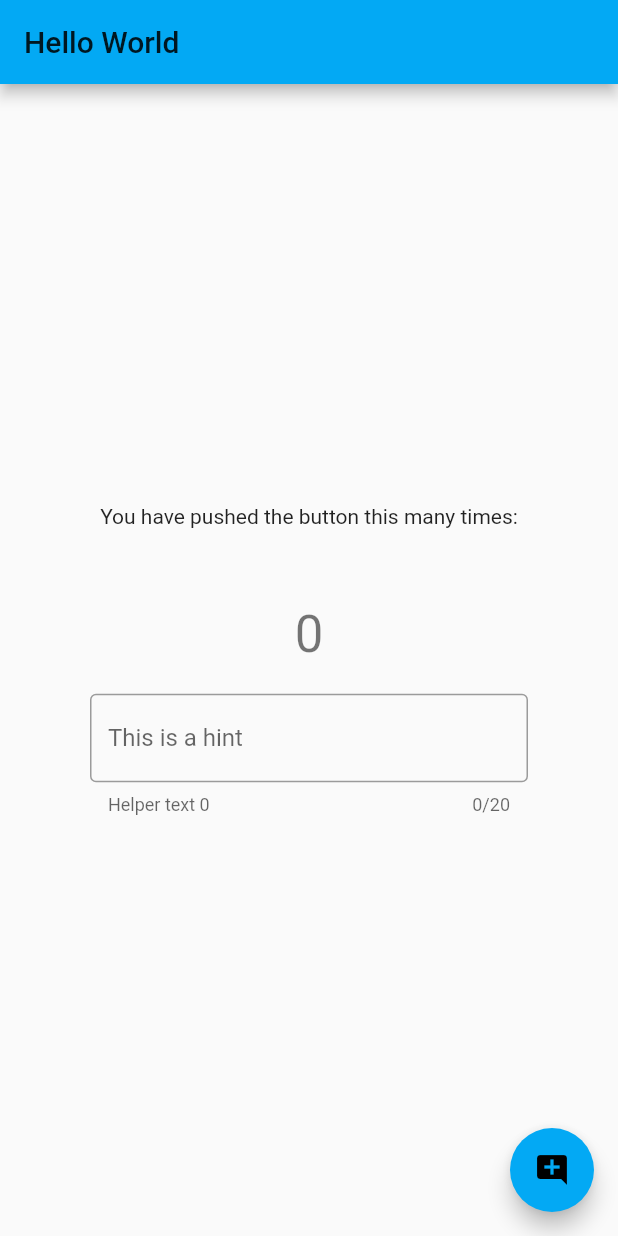
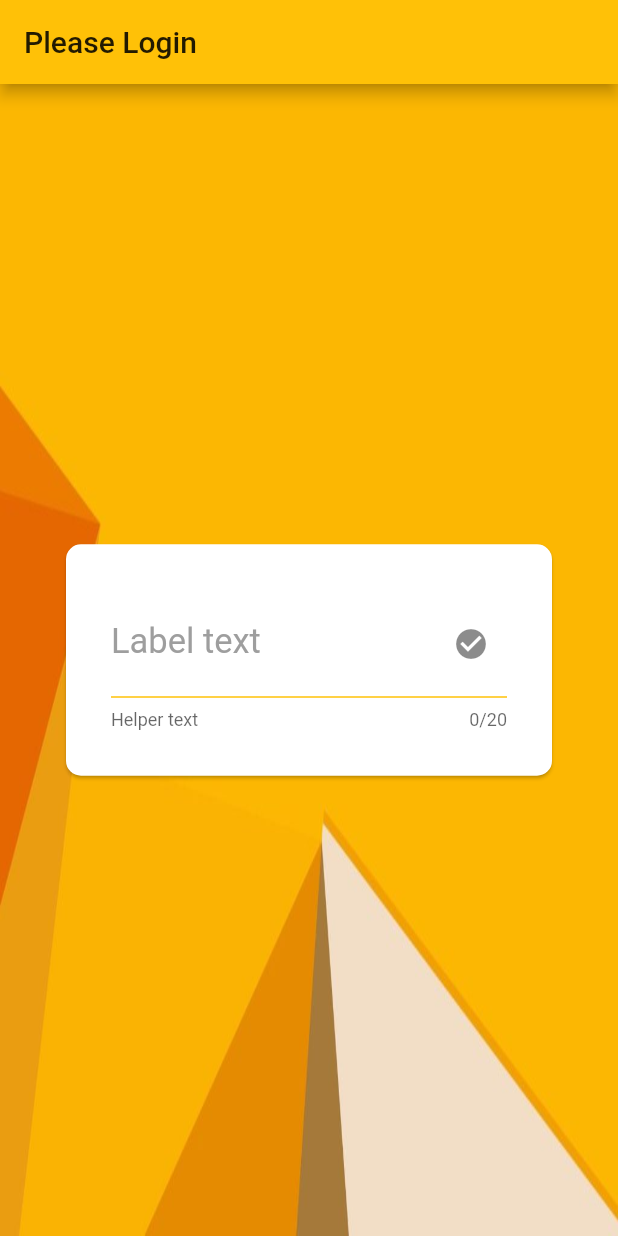
Before and after one commit to Adishar93/Flutter_Firebase_App, a Flutter app: the screen it shows after launch, on a phone screen of 412 x 824 dp. Run offline on Flutter 3.47's test engine with Material 2 defaults, Android fonts, the phone set to English and light mode, and no system bars.

Commit message:
Started building Login Screen

```diff
--- a/lib/main.dart
+++ b/lib/main.dart
@@ -21,117 +21,107 @@ class MyApp extends StatelessWidget {
         // or simply save your changes to "hot reload" in a Flutter IDE).
         // Notice that the counter didn't reset back to zero; the application
         // is not restarted.
-        primarySwatch: Colors.lightBlue,
+        primarySwatch: Colors.amber,
         // This makes the visual density adapt to the platform that you run
         // the app on. For desktop platforms, the controls will be smaller and
         // closer together (more dense) than on mobile platforms.
         visualDensity: VisualDensity.adaptivePlatformDensity,
       ),
-      home: MyHomePage(title: 'Hello World'),
+      home: MyHomePage(title: 'Please Login'),
     );
   }
 }
 
-class MyHomePage extends StatefulWidget {
+class MyHomePage extends StatefulWidget
+{
+
     MyHomePage({Key key, this.title}) : super(key: key);
-
-  // This widget is the home page of your application. It is stateful, meaning
-  // that it has a State object (defined below) that contains fields that affect
-  // how it looks.
-
-  // This class is the configuration for the state. It holds the values (in this
-  // case the title) provided by the parent (in this case the App widget) and
-  // used by the build method of the State. Fields in a Widget subclass are
-  // always marked "final".
-
     final String title;
 
   @override
   _MyHomePageState createState() => _MyHomePageState();
+
 }
 
 class _MyHomePageState extends State<MyHomePage> {
-  int _counter = 0;
-
-  void _incrementCounter() {
-    setState(() {
-      // This call to setState tells the Flutter framework that something has
-      // changed in this State, which causes it to rerun the build method below
-      // so that the display can reflect the updated values. If we changed
-      // _counter without calling setState(), then the build method would not be
-      // called again, and so nothing would appear to happen.
-      _counter++;
-    });
-  }
-
   @override
   Widget build(BuildContext context) {
-    // This method is rerun every time setState is called, for instance as done
-    // by the _incrementCounter method above.
-    //
-    // The Flutter framework has been optimized to make rerunning build methods
-    // fast, so that you can just rebuild anything that needs updating rather
-    // than having to individually change instances of widgets.
+
     return Scaffold(
       appBar: AppBar(
         // Here we take the value from the MyHomePage object that was created by
         // the App.build method, and use it to set our appbar title.
         title: Text(widget.title),
       ),
-      body: Center(
-        // Center is a layout widget. It takes a single child and positions it
-        // in the middle of the parent.
-        child: Column(
-          // Column is also a layout widget. It takes a list of children and
-          // arranges them vertically. By default, it sizes itself to fit its
-          // children horizontally, and tries to be as tall as its parent.
-          //
-          // Invoke "debug painting" (press "p" in the console, choose the
-          // "Toggle Debug Paint" action from the Flutter Inspector in Android
-          // Studio, or the "Toggle Debug Paint" command in Visual Studio Code)
-          // to see the wireframe for each widget.
-          //
-          // Column has various properties to control how it sizes itself and
-          // how it positions its children. Here we use mainAxisAlignment to
-          // center the children vertically; the main axis here is the vertical
-          // axis because Columns are vertical (the cross axis would be
-          // horizontal).
-          mainAxisAlignment: MainAxisAlignment.center,
-          children: <Widget>[
-           Padding(
-             padding: EdgeInsets.fromLTRB(0, 20, 0, 50),
-             child:Text(
-              'You have pushed the button this many times:',
-            ),),
-            Text(
-              '$_counter',
-              style: Theme.of(context).textTheme.headline4,
+
+
+      body:
+      Stack(
+        children: [Container(
+          height: double.infinity,
+          width: double.infinity,
+          decoration: BoxDecoration(
+            image: DecorationImage(
+                image: AssetImage("assets/images/bg.jpg"),
+                fit: BoxFit.fill
             ),
-            Padding(
-                padding: EdgeInsets.fromLTRB(60, 20, 60, 20),
+          ),
+
+        ),
+
+          Center(
+                child:Padding(
+                  padding: EdgeInsets.all(40),
+                  child: Card(
+                    shape: RoundedRectangleBorder(
+                      borderRadius: BorderRadius.circular(10.0),
+
+                    ),
+                    child:Padding(
+                      padding: EdgeInsets.all(30),
                       child: TextFormField(
-
-                //initialValue: 'Input text $_counter',
+                        cursorColor: Theme.of(context).cursorColor,
+                        //initialValue: 'Input text',
                         maxLength: 20,
+                        style: TextStyle(
+                          fontSize: 23
+                        ),
                         decoration: InputDecoration(
-                  labelText: 'This is a hint',
-                    helperText: 'Helper text $_counter',
-                  //errorText: 'Error message',
-                  border: OutlineInputBorder(),
-                  // suffixIcon: Icon(
-                  //   Icons.error,
-                  // ),
+                          // icon: Icon(Icons.favorite),
+                          labelText: 'Label text',
+                          labelStyle: TextStyle(
+                            color: Colors.grey,
+                          ),
+                          helperText: 'Helper text',
+                          suffixIcon: Icon(
+                            Icons.check_circle,
+                          ),
+                          enabledBorder: UnderlineInputBorder(
+                            borderSide: BorderSide(color: Colors.amber),
                           ),
                         ),
                       ),
+                    )
+
+                  )
+                )
+
+            )
+
+
+
         ],
-        ),
-      ),
-      floatingActionButton: FloatingActionButton(
-        onPressed: _incrementCounter,
-        tooltip: 'Increment',
-        child: Icon(Icons.add_comment),
-      ), // This trailing comma makes auto-formatting nicer for build methods.
+      )
+
+
+
+
+      // floatingActionButton: FloatingActionButton(
+      //   onPressed: _incrementCounter,
+      //   tooltip: 'Increment',
+      //   child: Icon(Icons.add_comment),
+      // ), // This trailing comma makes auto-formatting nicer for build methods.
     );
   }
+
 }
--- a/pubspec.yaml
+++ b/pubspec.yaml
@@ -44,6 +44,9 @@ flutter:
   # the material Icons class.
   uses-material-design: true
 
+  assets:
+    - assets/images/bg.jpg
+
   # To add assets to your application, add an assets section, like this:
   # assets:
   #   - images/a_dot_burr.jpeg
```
Also changed, not shown: lib/new.dart (+103 -0 lines), assets/images/bg.jpg (added). Lines whose indentation alone changed are shown as unchanged.
